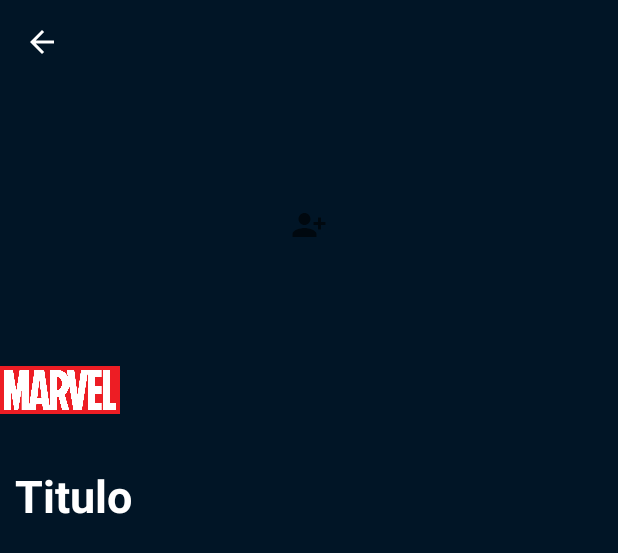
After one commit to LeviJunior12/desafio_3, an Android app: the layout fragment_detail_hqsragment.xml on its own in the app's theme, with its tools: preview values and no code run, on a phone screen of 412 x 824 dp. The commit adds this screen. Shown: the top 553 px of the screen. Run offline under Robolectric (Android 15) with nearby library versions, the phone set to English and light mode, and no system bars; network calls fail.

Commit message:
Detail Hqs

```diff
--- a/app/build.gradle
+++ b/app/build.gradle
@@ -52,4 +52,6 @@ dependencies {
     implementation 'org.jetbrains.kotlinx:kotlinx-coroutines-android:1.3.9'
     implementation 'com.google.code.gson:gson:2.8.6'
     implementation 'com.squareup.picasso:picasso:2.71828'
+    implementation "androidx.navigation:navigation-fragment-ktx:2.3.1"
+    implementation "androidx.navigation:navigation-ui-ktx:2.3.1"
 }
--- a/app/src/main/java/com/example/desafio_3/entity/marvel/Results.kt
+++ b/app/src/main/java/com/example/desafio_3/entity/marvel/Results.kt
@@ -1,6 +1,7 @@
 package com.example.desafio_3.entity.marvel
 
 import com.google.gson.annotations.SerializedName
+import java.io.Serializable
 
 /*
 Copyright (c) 2020 Kotlin com.example.desafio_3.entity.marvel.Data Classes Generated from JSON powered by http://www.json2kotlin.com
@@ -22,4 +23,5 @@ data class Results (
     @SerializedName("prices") val prices : List<Prices>,
     @SerializedName("dates") val dates: ArrayList<Dates>,
     @SerializedName("issueNumber") val issueNumber : String,
-)
+    @SerializedName("pageCount") val pageCount : String
+): Serializable
--- /dev/null
+++ b/app/src/main/res/layout/fragment_detail_hqsragment.xml
@@ -0,0 +1,86 @@
+<?xml version="1.0" encoding="utf-8"?>
+<ScrollView xmlns:android="http://schemas.android.com/apk/res/android"
+    xmlns:tools="http://schemas.android.com/tools"
+    android:layout_width="match_parent"
+    android:layout_height="match_parent"
+    xmlns:app="http://schemas.android.com/apk/res-auto"
+    tools:context=".ui.DetailHqsragment">
+
+    <LinearLayout
+        android:layout_width="match_parent"
+        android:layout_height="wrap_content"
+        android:orientation="vertical">
+
+        <RelativeLayout
+            android:layout_width="match_parent"
+            android:layout_height="wrap_content">
+
+            <ImageView
+                android:id="@+id/iv_main"
+                android:layout_width="match_parent"
+                android:layout_height="300dp"
+                android:adjustViewBounds="true"
+                android:scaleType="center"
+                android:src="@drawable/ic_person_add" />
+
+            <androidx.appcompat.widget.Toolbar
+                android:id="@+id/toolbar_icon"
+                android:layout_width="match_parent"
+                android:layout_height="wrap_content"
+                app:navigationIcon="@drawable/ic_arrow_back"/>
+
+            <ImageView
+                android:id="@+id/iv_comic"
+                android:layout_width="80dp"
+                android:layout_height="80dp"
+                android:layout_alignParentBottom="true"
+                android:src="@drawable/marvel_logo"/>
+
+        </RelativeLayout>
+
+        <TextView
+            android:id="@+id/tv_title"
+            android:layout_width="match_parent"
+            android:layout_height="wrap_content"
+            android:textColor="@color/white"
+            android:layout_margin="10dp"
+            android:text="Titulo"
+            android:textSize="30sp"
+            android:textStyle="bold"/>
+
+        <TextView
+            android:id="@+id/tv_describe"
+            android:layout_width="match_parent"
+            android:layout_height="wrap_content"
+            android:textColor="@color/white"
+            android:layout_marginTop="10dp"
+            android:layout_marginStart="10dp"/>
+
+        <TextView
+            android:id="@+id/tv_published"
+            android:layout_width="match_parent"
+            android:layout_height="wrap_content"
+            android:textColor="@color/white"
+            android:layout_marginTop="10dp"
+            android:layout_marginStart="10dp"
+            android:layout_marginEnd="10dp" />
+
+        <TextView
+            android:id="@+id/tv_price"
+            android:layout_width="match_parent"
+            android:layout_height="wrap_content"
+            android:textColor="@color/white"
+            android:layout_marginStart="10dp"
+            android:layout_marginEnd="10dp"/>
+
+        <TextView
+            android:id="@+id/tv_pages"
+            android:layout_width="match_parent"
+            android:layout_height="wrap_content"
+            android:textColor="@color/white"
+            android:layout_marginStart="10dp"
+            android:layout_marginEnd="10dp" />
+
+    </LinearLayout>
+
+</ScrollView>
--- a/app/src/main/res/layout/item_hqs.xml
+++ b/app/src/main/res/layout/item_hqs.xml
@@ -12,12 +12,12 @@
     <RelativeLayout
         android:layout_width="match_parent"
         android:layout_height="wrap_content"
-        android:padding="10dp">
+        android:padding="1dp">
 
         <ImageView
             android:id="@+id/iv_cover_page"
-            android:layout_width="120dp"
-            android:layout_height="120dp"
+            android:layout_width="140dp"
+            android:layout_height="140dp"
             android:src="@drawable/marvel_logo"
             android:layout_marginStart="8dp"
             android:layout_marginTop="5dp"/>
```
Also changed, not shown: app/src/main/java/com/example/desafio_3/adapter/HqsAdapter.kt (+15 -3 lines), app/src/main/java/com/example/desafio_3/ui/DetailHqsragment.kt (added, +57 -0 lines), app/src/main/java/com/example/desafio_3/ui/HqsFragment.kt (+18 -8 lines), app/src/main/java/com/example/desafio_3/ui/MenuActivity.kt (+7 -7 lines), app/src/main/res/layout/activity_menu.xml (+9 -2 lines), app/src/main/res/navigation/nav_graph.xml (added, +26 -0 lines).
